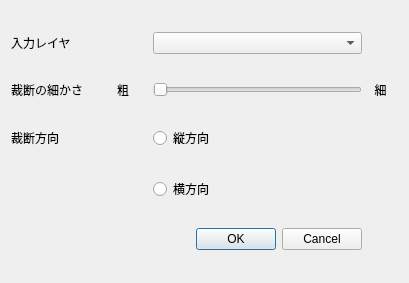
Above: shred_layer_dialog_base.ui from nbayashi/shredLayerPlugin before the change. Below: the same form after it.
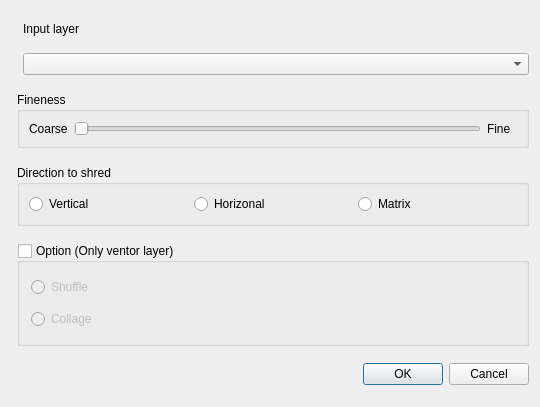
That is the form after the change. Custom widgets are drawn as their Qt base class.

What changed in the file:
```diff
--- a/shred_layer_dialog_base.ui
+++ b/shred_layer_dialog_base.ui
@@ -6,42 +6,191 @@
    <rect>
     <x>0</x>
     <y>0</y>
-    <width>409</width>
-    <height>283</height>
+    <width>540</width>
+    <height>407</height>
    </rect>
   </property>
   <property name="windowTitle">
    <string>shred layer</string>
   </property>
   <layout class="QGridLayout" name="gridLayout">
-   <item row="0" column="0" colspan="2">
-    <widget class="QLabel" name="label">
-     <property name="text">
-      <string>入力レイヤ</string>
+   <item row="3" column="1" colspan="2">
+    <widget class="QGroupBox" name="groupBox">
+     <property name="sizePolicy">
+      <sizepolicy hsizetype="Preferred" vsizetype="Fixed">
+       <horstretch>0</horstretch>
+       <verstretch>0</verstretch>
+      </sizepolicy>
      </property>
+     <property name="title">
+      <string>Fineness</string>
+     </property>
+     <layout class="QHBoxLayout" name="horizontalLayout">
+      <item>
+       <widget class="QLabel" name="label_4">
+        <property name="minimumSize">
+         <size>
+          <width>30</width>
+          <height>0</height>
+         </size>
+        </property>
+        <property name="text">
+         <string>Coarse</string>
+        </property>
+       </widget>
+      </item>
+      <item>
+       <widget class="QSlider" name="horizontalSlider">
+        <property name="orientation">
+         <enum>Qt::Horizontal</enum>
+        </property>
+       </widget>
+      </item>
+      <item>
+       <widget class="QLabel" name="label_5">
+        <property name="minimumSize">
+         <size>
+          <width>30</width>
+          <height>0</height>
+         </size>
+        </property>
+        <property name="text">
+         <string>Fine</string>
+        </property>
+       </widget>
+      </item>
+     </layout>
     </widget>
    </item>
-   <item row="2" column="1">
-    <widget class="QLabel" name="label_4">
-     <property name="minimumSize">
-      <size>
-       <width>30</width>
-       <height>0</height>
-      </size>
+   <item row="7" column="1" colspan="2">
+    <widget class="QGroupBox" name="groupBox_3">
+     <property name="sizePolicy">
+      <sizepolicy hsizetype="Preferred" vsizetype="Fixed">
+       <horstretch>0</horstretch>
+       <verstretch>0</verstretch>
+      </sizepolicy>
      </property>
-     <property name="text">
-      <string>粗</string>
+     <property name="title">
+      <string>Option (Only ventor layer)</string>
      </property>
+     <property name="checkable">
+      <bool>true</bool>
+     </property>
+     <property name="checked">
+      <bool>false</bool>
+     </property>
+     <layout class="QFormLayout" name="formLayout_2">
+      <property name="horizontalSpacing">
+       <number>2</number>
+      </property>
+      <property name="verticalSpacing">
+       <number>2</number>
+      </property>
+      <item row="1" column="1">
+       <widget class="QRadioButton" name="radioButton_5">
+        <property name="sizePolicy">
+         <sizepolicy hsizetype="Fixed" vsizetype="Fixed">
+          <horstretch>0</horstretch>
+          <verstretch>0</verstretch>
+         </sizepolicy>
+        </property>
+        <property name="minimumSize">
+         <size>
+          <width>0</width>
+          <height>30</height>
+         </size>
+        </property>
+        <property name="maximumSize">
+         <size>
+          <width>16777215</width>
+          <height>16777215</height>
+         </size>
+        </property>
+        <property name="text">
+         <string>Collage</string>
+        </property>
+       </widget>
+      </item>
+      <item row="0" column="1">
+       <widget class="QRadioButton" name="radioButton_4">
+        <property name="sizePolicy">
+         <sizepolicy hsizetype="Fixed" vsizetype="Fixed">
+          <horstretch>0</horstretch>
+          <verstretch>0</verstretch>
+         </sizepolicy>
+        </property>
+        <property name="minimumSize">
+         <size>
+          <width>0</width>
+          <height>30</height>
+         </size>
+        </property>
+        <property name="text">
+         <string>Shuffle</string>
+        </property>
+        <property name="checkable">
+         <bool>true</bool>
+        </property>
+       </widget>
+      </item>
+     </layout>
     </widget>
    </item>
-   <item row="5" column="0" colspan="2">
-    <widget class="QLabel" name="label_3">
-     <property name="text">
-      <string>裁断方向</string>
+   <item row="6" column="1" colspan="2">
+    <widget class="QGroupBox" name="groupBox_2">
+     <property name="sizePolicy">
+      <sizepolicy hsizetype="Preferred" vsizetype="Fixed">
+       <horstretch>0</horstretch>
+       <verstretch>0</verstretch>
+      </sizepolicy>
      </property>
+     <property name="title">
+      <string>Direction to shred</string>
+     </property>
+     <layout class="QHBoxLayout" name="horizontalLayout_2">
+      <item>
+       <widget class="QRadioButton" name="radioButton_vertical">
+        <property name="sizePolicy">
+         <sizepolicy hsizetype="Preferred" vsizetype="Fixed">
+          <horstretch>0</horstretch>
+          <verstretch>0</verstretch>
+         </sizepolicy>
+        </property>
+        <property name="text">
+         <string>Vertical</string>
+        </property>
+       </widget>
+      </item>
+      <item>
+       <widget class="QRadioButton" name="radioButton_horizonal">
+        <property name="sizePolicy">
+         <sizepolicy hsizetype="Preferred" vsizetype="Fixed">
+          <horstretch>0</horstretch>
+          <verstretch>0</verstretch>
+         </sizepolicy>
+        </property>
+        <property name="text">
+         <string>Horizonal</string>
+        </property>
+       </widget>
+      </item>
+      <item>
+       <widget class="QRadioButton" name="radioButton_matrix">
+        <property name="sizePolicy">
+         <sizepolicy hsizetype="Preferred" vsizetype="Fixed">
+          <horstretch>0</horstretch>
+          <verstretch>0</verstretch>
+         </sizepolicy>
+        </property>
+        <property name="text">
+         <string>Matrix</string>
+        </property>
+       </widget>
+      </item>
+     </layout>
     </widget>
    </item>
-   <item row="8" column="0" colspan="3">
+   <item row="9" column="0" colspan="3">
     <widget class="QDialogButtonBox" name="button_box">
      <property name="orientation">
       <enum>Qt::Horizontal</enum>
@@ -52,55 +201,28 @@
     </widget>
    </item>
    <item row="2" column="2">
-    <widget class="QSlider" name="horizontalSlider">
-     <property name="orientation">
-      <enum>Qt::Horizontal</enum>
+    <widget class="QgsMapLayerComboBox" name="layer_ComboBox">
+     <property name="sizePolicy">
+      <sizepolicy hsizetype="Expanding" vsizetype="Fixed">
+       <horstretch>0</horstretch>
+       <verstretch>0</verstretch>
+      </sizepolicy>
      </property>
     </widget>
    </item>
-   <item row="2" column="0">
-    <widget class="QLabel" name="label_2">
-     <property name="minimumSize">
-      <size>
-       <width>100</width>
-       <height>0</height>
-      </size>
+   <item row="1" column="2">
+    <widget class="QLabel" name="label">
+     <property name="sizePolicy">
+      <sizepolicy hsizetype="Fixed" vsizetype="Fixed">
+       <horstretch>0</horstretch>
+       <verstretch>0</verstretch>
+      </sizepolicy>
      </property>
      <property name="text">
-      <string>裁断の細かさ</string>
+      <string>Input layer</string>
      </property>
     </widget>
    </item>
-   <item row="5" column="2">
-    <widget class="QRadioButton" name="radioButton">
-     <property name="text">
-      <string>縦方向</string>
-     </property>
-    </widget>
-   </item>
-   <item row="6" column="2">
-    <widget class="QRadioButton" name="radioButton_2">
-     <property name="text">
-      <string>横方向</string>
-     </property>
-    </widget>
-   </item>
-   <item row="2" column="3">
-    <widget class="QLabel" name="label_5">
-     <property name="minimumSize">
-      <size>
-       <width>30</width>
-       <height>0</height>
-      </size>
-     </property>
-     <property name="text">
-      <string>  細</string>
-     </property>
-    </widget>
-   </item>
-   <item row="0" column="2">
-    <widget class="QgsMapLayerComboBox" name="layer_ComboBox"/>
-   </item>
   </layout>
  </widget>
  <customwidgets>
```
